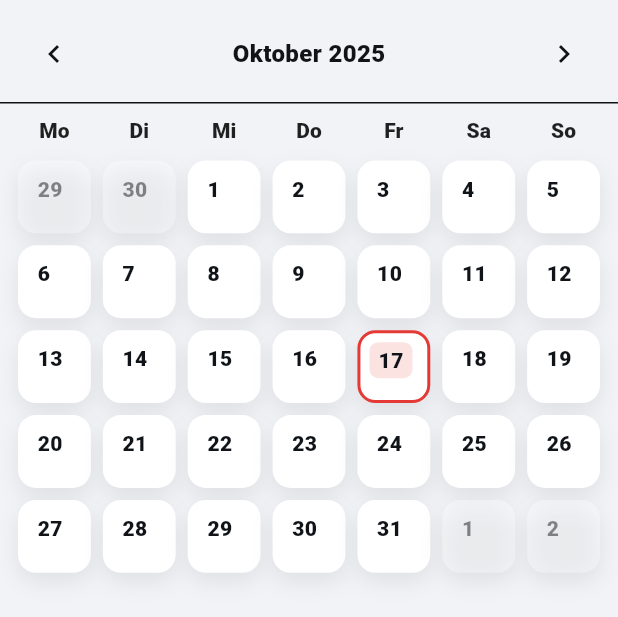
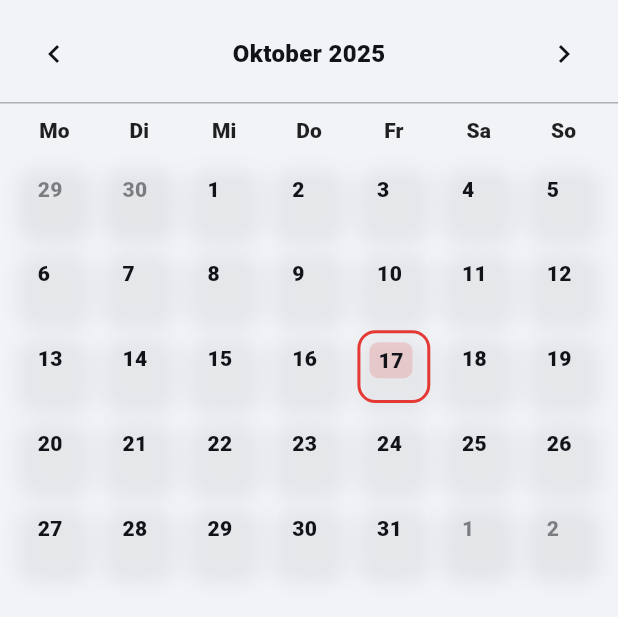
Before and after one commit to crydenstreet-cpu/offline_fitness_app, a Flutter app: the CalendarMonthScreen widget shown alone on an empty page, opened directly, on a phone screen of 412 x 824 dp. Shown: the top 617 px of the screen. Run offline on Flutter 3.47's test engine with Material 3 defaults, Android fonts, the phone set to English and light mode, and no system bars; our stand-ins replace file_picker, share_plus, shared_preferences, sqflite; accounts and stored records are empty.

Commit message:
Update calendar_month.dart

```diff
--- a/lib/screens/calendar_month.dart
+++ b/lib/screens/calendar_month.dart
@@ -1,3 +1,4 @@
+// lib/screens/calendar_month.dart
 import 'package:flutter/material.dart';
 import 'package:intl/intl.dart';
 import '../db/database_helper.dart';
@@ -9,7 +10,8 @@ class CalendarMonthScreen extends StatefulWidget {
 }
 
 class _CalendarMonthScreenState extends State<CalendarMonthScreen> {
-  late DateTime _month;
+  late DateTime _month; // 1. des Monats
+  // yyyy-MM-dd -> {date, workout_id, workout_name, color}
   Map<String, Map<String, dynamic>> _byDate = {};
   bool _loading = true;
 
@@ -32,8 +34,13 @@ class _CalendarMonthScreenState extends State<CalendarMonthScreen> {
     final end   = last.add(Duration(days: 7 - last.weekday));
     final rows  = await DB.instance.getScheduleBetween(start, end);
     final map = <String, Map<String, dynamic>>{};
-    for (final r in rows) { map[r['date'] as String] = r; }
-    setState(() { _byDate = map; _loading = false; });
+    for (final r in rows) {
+      map[r['date'] as String] = r;
+    }
+    setState(() {
+      _byDate = map;
+      _loading = false;
+    });
   }
 
   void _prev() { setState(() => _month = DateTime(_month.year, _month.month - 1, 1)); _load(); }
@@ -42,23 +49,36 @@ class _CalendarMonthScreenState extends State<CalendarMonthScreen> {
   @override
   Widget build(BuildContext context) {
     if (_loading) return const Center(child: CircularProgressIndicator());
+    final scheme = Theme.of(context).colorScheme;
     final monthLabel = DateFormat('MMMM yyyy', 'de_DE').format(_month);
-    return Column(
+
+    // WICHTIG: transparenter Hintergrund, damit AppScaffold/Theme durchscheint
+    return Container(
+      color: Colors.transparent,
+      child: Column(
         children: [
           Padding(
             padding: const EdgeInsets.fromLTRB(12, 12, 12, 8),
             child: Row(
               children: [
                 IconButton(onPressed: _prev, icon: const Icon(Icons.chevron_left)),
-              Expanded(child: Center(child: Text(monthLabel, style: const TextStyle(fontWeight: FontWeight.w900, fontSize: 16)))),
+                Expanded(
+                  child: Center(
+                    child: Text(
+                      monthLabel,
+                      style: const TextStyle(fontWeight: FontWeight.w900, fontSize: 16),
+                    ),
+                  ),
+                ),
                 IconButton(onPressed: _next, icon: const Icon(Icons.chevron_right)),
               ],
             ),
           ),
-        const Divider(height: 1),
+          Divider(height: 1, color: scheme.outlineVariant.withOpacity(0.3)),
           _weekdayHeader(context),
           Expanded(child: _grid(context)),
         ],
+      ),
     );
   }
 
@@ -70,7 +90,12 @@ class _CalendarMonthScreenState extends State<CalendarMonthScreen> {
     );
     return Padding(
       padding: const EdgeInsets.fromLTRB(8, 8, 8, 4),
-      child: Row(children: List.generate(7, (i) => Expanded(child: Center(child: Text(names[i], style: style))))),
+      child: Row(
+        children: List.generate(
+          7,
+          (i) => Expanded(child: Center(child: Text(names[i], style: style))),
+        ),
+      ),
     );
   }
 
@@ -79,13 +104,19 @@ class _CalendarMonthScreenState extends State<CalendarMonthScreen> {
     final last  = DateTime(_month.year, _month.month + 1, 0);
     final start = first.subtract(Duration(days: first.weekday - 1));
     final end   = last.add(Duration(days: 7 - last.weekday));
+
     final days = <DateTime>[];
-    for (DateTime d = start; !d.isAfter(end); d = d.add(const Duration(days: 1))) { days.add(d); }
+    for (DateTime d = start; !d.isAfter(end); d = d.add(const Duration(days: 1))) {
+      days.add(d);
+    }
 
     return GridView.builder(
       padding: const EdgeInsets.fromLTRB(12, 6, 12, 12),
       gridDelegate: const SliverGridDelegateWithFixedCrossAxisCount(
-        crossAxisCount: 7, crossAxisSpacing: 8, mainAxisSpacing: 8),
+        crossAxisCount: 7,
+        crossAxisSpacing: 8,
+        mainAxisSpacing: 8,
+      ),
       itemCount: days.length,
       itemBuilder: (_, i) => _cell(context, days[i], days[i].month == _month.month),
     );
@@ -93,7 +124,7 @@ class _CalendarMonthScreenState extends State<CalendarMonthScreen> {
 
   Widget _cell(BuildContext context, DateTime day, bool inMonth) {
     final ymd = _ymd(day);
-    final scheduled = _byDate[ymd];
+    final scheduled = _byDate[ymd]; // {date, workout_id, workout_name, color}
     final isToday = _ymd(DateTime.now()) == ymd;
     final scheme = Theme.of(context).colorScheme;
 
@@ -101,7 +132,11 @@ class _CalendarMonthScreenState extends State<CalendarMonthScreen> {
       color: Colors.transparent,
       child: InkWell(
         borderRadius: BorderRadius.circular(12),
-        onTap: () => Navigator.of(context).push(MaterialPageRoute(builder: (_) => _PlanForDayScreen(date: day))),
+        onTap: () {
+          Navigator.of(context).push(
+            MaterialPageRoute(builder: (_) => _PlanForDayScreen(date: day)),
+          );
+        },
         onLongPress: () async {
           final changed = await _pickWorkoutForDate(context, day, scheduled);
           if (changed == true) await _load();
@@ -109,9 +144,23 @@ class _CalendarMonthScreenState extends State<CalendarMonthScreen> {
         child: Container(
           decoration: BoxDecoration(
             borderRadius: BorderRadius.circular(12),
-            color: inMonth ? scheme.surface : scheme.surfaceVariant.withOpacity(0.35),
-            border: Border.all(color: isToday ? scheme.primary : Colors.transparent, width: isToday ? 2 : 1),
-            boxShadow: [BoxShadow(color: Colors.black.withOpacity(Theme.of(context).brightness == Brightness.light ? 0.08 : 0.28), blurRadius: 12, offset: const Offset(0, 6))],
+            // sehr leichte Tönung statt „echte“ Kartenfarbe → bleibt im Dark Mode dunkel
+            color: inMonth
+                ? scheme.surface.withOpacity(0.06)
+                : scheme.surface.withOpacity(0.02),
+            border: Border.all(
+              color: isToday ? scheme.primary : Colors.transparent,
+              width: isToday ? 2 : 1,
+            ),
+            boxShadow: [
+              BoxShadow(
+                color: Colors.black.withOpacity(
+                  Theme.of(context).brightness == Brightness.light ? 0.06 : 0.24,
+                ),
+                blurRadius: 10,
+                offset: const Offset(0, 6),
+              ),
+            ],
           ),
           padding: const EdgeInsets.all(6),
           child: Column(
@@ -120,12 +169,26 @@ class _CalendarMonthScreenState extends State<CalendarMonthScreen> {
               Row(children: [
                 Container(
                   padding: const EdgeInsets.symmetric(horizontal: 6, vertical: 2),
-                  decoration: BoxDecoration(color: isToday ? scheme.primary.withOpacity(0.14) : Colors.transparent, borderRadius: BorderRadius.circular(6)),
-                  child: Text('${day.day}', style: TextStyle(fontWeight: FontWeight.w800, color: inMonth ? scheme.onSurface : scheme.onSurface.withOpacity(0.5))),
+                  decoration: BoxDecoration(
+                    color: isToday ? scheme.primary.withOpacity(0.18) : Colors.transparent,
+                    borderRadius: BorderRadius.circular(6),
+                  ),
+                  child: Text(
+                    '${day.day}',
+                    style: TextStyle(
+                      fontWeight: FontWeight.w800,
+                      color: inMonth ? scheme.onSurface : scheme.onSurface.withOpacity(0.5),
+                    ),
+                  ),
                 ),
               ]),
               const Spacer(),
-              if (scheduled != null) _pill(context, scheduled['workout_name']?.toString() ?? 'Workout', colorHex: scheduled['color'] as int?),
+              if (scheduled != null)
+                _pill(
+                  context,
+                  scheduled['workout_name']?.toString() ?? 'Workout',
+                  colorHex: scheduled['color'] as int?,
+                ),
             ],
           ),
         ),
@@ -140,13 +203,30 @@ class _CalendarMonthScreenState extends State<CalendarMonthScreen> {
       alignment: Alignment.bottomLeft,
       child: Container(
         padding: const EdgeInsets.symmetric(horizontal: 8, vertical: 4),
-        decoration: BoxDecoration(color: color.withOpacity(0.14), border: Border.all(color: color), borderRadius: BorderRadius.circular(14)),
-        child: Text(name, maxLines: 1, overflow: TextOverflow.ellipsis, style: TextStyle(fontSize: 11, fontWeight: FontWeight.w800, color: color)),
+        decoration: BoxDecoration(
+          color: color.withOpacity(0.18),
+          border: Border.all(color: color),
+          borderRadius: BorderRadius.circular(14),
+        ),
+        child: Text(
+          name,
+          maxLines: 1,
+          overflow: TextOverflow.ellipsis,
+          style: TextStyle(
+            fontSize: 11,
+            fontWeight: FontWeight.w800,
+            color: color,
+          ),
+        ),
       ),
     );
   }
 
-  Future<bool> _pickWorkoutForDate(BuildContext context, DateTime date, Map<String, dynamic>? current) async {
+  Future<bool> _pickWorkoutForDate(
+    BuildContext context,
+    DateTime date,
+    Map<String, dynamic>? current,
+  ) async {
     final ymd = _ymd(date);
     final workouts = await DB.instance.getWorkouts();
     int? selected = current?['workout_id'] as int?;
@@ -155,72 +235,120 @@ class _CalendarMonthScreenState extends State<CalendarMonthScreen> {
       context: context,
       showDragHandle: true,
       isScrollControlled: true,
+      backgroundColor: Theme.of(context).colorScheme.surface, // zum Theme passend
       builder: (ctx) {
         return SafeArea(
           child: Padding(
             padding: const EdgeInsets.symmetric(horizontal: 12, vertical: 8),
-            child: Column(mainAxisSize: MainAxisSize.min, children: [
-              Text('Workout für $ymd wählen', style: const TextStyle(fontSize: 16, fontWeight: FontWeight.w800)),
+            child: StatefulBuilder(
+              builder: (ctx, setBottom) => Column(
+                mainAxisSize: MainAxisSize.min,
+                children: [
+                  Text(
+                    'Workout für $ymd wählen',
+                    style: const TextStyle(fontSize: 16, fontWeight: FontWeight.w800),
+                  ),
                   const SizedBox(height: 8),
                   if (workouts.isEmpty)
-                const Padding(padding: EdgeInsets.all(16), child: Text('Noch keine Workouts vorhanden.')),
-              if (workouts.isNotEmpty)
+                    const Padding(
+                      padding: EdgeInsets.all(16),
+                      child: Text('Noch keine Workouts vorhanden.'),
+                    )
+                  else
                     Flexible(
                       child: ListView(
                         shrinkWrap: true,
                         children: workouts.map((w) {
                           final id = w['id'] as int;
+                          final color = w['color'] as int?;
                           return RadioListTile<int>(
                             value: id,
                             groupValue: selected,
-                        title: Text(w['name'] ?? ''),
+                            title: Row(
+                              children: [
+                                if (color != null)
+                                  Padding(
+                                    padding: const EdgeInsets.only(right: 8),
+                                    child: CircleAvatar(radius: 8, backgroundColor: Color(color)),
+                                  ),
+                                Expanded(child: Text(w['name'] ?? '')),
+                              ],
+                            ),
+                            onChanged: (v) => setBottom(() => selected = v),
                             secondary: const Icon(Icons.fitness_center),
-                        onChanged: (v) => selected = v,
                           );
                         }).toList(),
                       ),
                     ),
                   const SizedBox(height: 8),
-              Row(children: [
+                  Row(
+                    children: [
                       if (current != null)
-                  Expanded(child: OutlinedButton.icon(onPressed: () => Navigator.pop(ctx, -1), icon: const Icon(Icons.delete_outline), label: const Text('Plan löschen'))),
+                        Expanded(
+                          child: OutlinedButton.icon(
+                            onPressed: () => Navigator.pop(ctx, -1),
+                            icon: const Icon(Icons.delete_outline),
+                            label: const Text('Plan löschen'),
+                          ),
+                        ),
                       if (current != null) const SizedBox(width: 8),
-                Expanded(child: FilledButton.icon(onPressed: (selected == null && current == null) ? null : () => Navigator.pop(ctx, selected), icon: const Icon(Icons.save), label: const Text('Speichern'))),
-              ]),
+                      Expanded(
+                        child: FilledButton.icon(
+                          onPressed:
+                              (selected == null && current == null) ? null : () => Navigator.pop(ctx, selected),
+                          icon: const Icon(Icons.save),
+                          label: const Text('Speichern'),
+                        ),
+                      ),
+                    ],
+                  ),
                   const SizedBox(height: 12),
-            ]),
+                ],
+              ),
+            ),
           ),
         );
       },
     );
 
     if (chosenId == null) return false;
-    if (chosenId == -1) { await DB.instance.deleteSchedule(ymd); return true; }
-    await DB.instance.upsertSchedule(ymd, chosenId); return true;
+    if (chosenId == -1) {
+      await DB.instance.deleteSchedule(ymd);
+      return true;
+    }
+    await DB.instance.upsertSchedule(ymd, chosenId);
+    return true;
   }
 }
 
 class _PlanForDayScreen extends StatelessWidget {
   final DateTime date;
   const _PlanForDayScreen({required this.date, super.key});
-  String _ymd(DateTime d) => '${d.year.toString().padLeft(4, '0')}-${d.month.toString().padLeft(2, '0')}-${d.day.toString().padLeft(2, '0')}';
+
+  String _ymd(DateTime d) =>
+      '${d.year.toString().padLeft(4, '0')}-${d.month.toString().padLeft(2, '0')}-${d.day.toString().padLeft(2, '0')}';
 
   @override
   Widget build(BuildContext context) {
     final ymd = _ymd(date);
+    final scheme = Theme.of(context).colorScheme;
     return Scaffold(
+      backgroundColor: Colors.transparent, // passt sich an
       appBar: AppBar(title: Text(DateFormat('EEEE, d. MMMM', 'de_DE').format(date))),
       body: FutureBuilder<List<Map<String, dynamic>>>(
         future: DB.instance.getScheduleBetween(date, date),
         builder: (context, snap) {
           if (!snap.hasData) return const Center(child: CircularProgressIndicator());
           final items = snap.data!;
-          if (items.isEmpty) return const Center(child: Text('Kein Training geplant.'));
+          if (items.isEmpty) {
+            return const Center(child: Text('Kein Training geplant.'));
+          }
           final row = items.first;
           return ListTile(
             leading: const Icon(Icons.fitness_center),
             title: Text(row['workout_name']?.toString() ?? 'Workout'),
             subtitle: Text('Geplant für $ymd'),
+            tileColor: scheme.surface.withOpacity(0.06),
           );
         },
       ),
```
Lines whose indentation alone changed are shown as unchanged.
